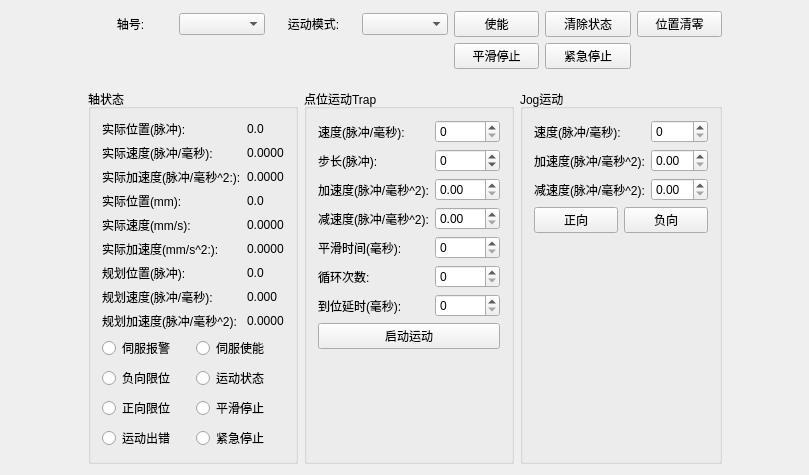
Qt form GTSSimpleController/Widget/AxisWidget.ui (whisper512/GTS) before a commit.
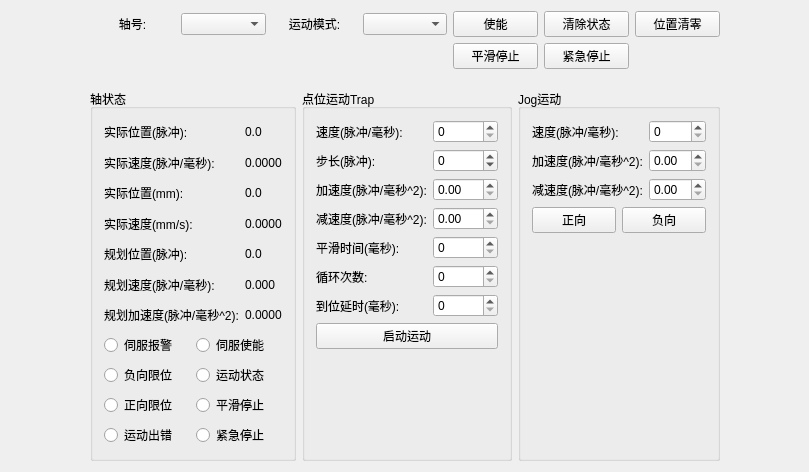
The same form after that commit.

The edit to the form file:
```diff
--- a/GTSSimpleController/Widget/AxisWidget.ui
+++ b/GTSSimpleController/Widget/AxisWidget.ui
@@ -28,19 +28,54 @@
         <item>
          <layout class="QGridLayout" name="gridLayout">
           <item row="4" column="1">
-           <widget class="QLabel" name="label_actVelData">
+           <widget class="QLabel" name="label_tgtPosData">
             <property name="text">
-             <string>0.0000</string>
+             <string>0.0</string>
             </property>
            </widget>
           </item>
-          <item row="7" column="0">
+          <item row="5" column="0">
            <widget class="QLabel" name="label_tgtVel">
             <property name="text">
              <string>规划速度(脉冲/毫秒):</string>
             </property>
            </widget>
           </item>
+          <item row="0" column="1">
+           <widget class="QLabel" name="label_actPosPluseData">
+            <property name="text">
+             <string>0.0</string>
+            </property>
+           </widget>
+          </item>
+          <item row="3" column="0">
+           <widget class="QLabel" name="label_actVel">
+            <property name="text">
+             <string>实际速度(mm/s):</string>
+            </property>
+           </widget>
+          </item>
+          <item row="2" column="1">
+           <widget class="QLabel" name="label_actPosData">
+            <property name="text">
+             <string>0.0</string>
+            </property>
+           </widget>
+          </item>
+          <item row="0" column="0">
+           <widget class="QLabel" name="label_actPlusePos">
+            <property name="text">
+             <string>实际位置(脉冲):</string>
+            </property>
+           </widget>
+          </item>
+          <item row="3" column="1">
+           <widget class="QLabel" name="label_actVelData">
+            <property name="text">
+             <string>0.0000</string>
+            </property>
+           </widget>
+          </item>
           <item row="1" column="1">
            <widget class="QLabel" name="label_actVelPluseData">
             <property name="text">
@@ -48,108 +83,45 @@
             </property>
            </widget>
           </item>
-          <item row="1" column="0">
-           <widget class="QLabel" name="label_actPluseVel">
+          <item row="4" column="0">
+           <widget class="QLabel" name="label_tgtPos">
             <property name="text">
-             <string>实际速度(脉冲/毫秒):</string>
+             <string>规划位置(脉冲):</string>
             </property>
            </widget>
           </item>
-          <item row="3" column="0">
+          <item row="2" column="0">
            <widget class="QLabel" name="label_actPos">
             <property name="text">
              <string>实际位置(mm):</string>
             </property>
            </widget>
           </item>
-          <item row="2" column="1">
-           <widget class="QLabel" name="label_actPluseAccData">
-            <property name="text">
-             <string>0.0000</string>
-            </property>
-           </widget>
-          </item>
-          <item row="0" column="1">
-           <widget class="QLabel" name="label_actPosPluseData">
-            <property name="text">
-             <string>0.0</string>
-            </property>
-           </widget>
-          </item>
-          <item row="2" column="0">
-           <widget class="QLabel" name="label_actPluseAcc">
-            <property name="text">
-             <string>实际加速度(脉冲/毫秒^2:):</string>
-            </property>
-           </widget>
-          </item>
           <item row="6" column="1">
-           <widget class="QLabel" name="label_tgtPosData">
+           <widget class="QLabel" name="label_tgtAccData">
             <property name="text">
-             <string>0.0</string>
-            </property>
-           </widget>
-          </item>
-          <item row="8" column="0">
-           <widget class="QLabel" name="label_tgtAcc">
-            <property name="text">
-             <string>规划加速度(脉冲/毫秒^2):</string>
+             <string>0.0000</string>
             </property>
            </widget>
           </item>
           <item row="5" column="1">
-           <widget class="QLabel" name="label_actAccData">
-            <property name="text">
-             <string>0.0000</string>
-            </property>
-           </widget>
-          </item>
-          <item row="5" column="0">
-           <widget class="QLabel" name="label_actVel_2">
-            <property name="text">
-             <string>实际加速度(mm/s^2:):</string>
-            </property>
-           </widget>
-          </item>
-          <item row="7" column="1">
            <widget class="QLabel" name="label_tgtVelData">
             <property name="text">
              <string>0.000</string>
             </property>
            </widget>
           </item>
-          <item row="0" column="0">
-           <widget class="QLabel" name="label_actPlusePos">
+          <item row="1" column="0">
+           <widget class="QLabel" name="label_actPluseVel">
             <property name="text">
-             <string>实际位置(脉冲):</string>
-            </property>
-           </widget>
-          </item>
-          <item row="4" column="0">
-           <widget class="QLabel" name="label_actVel">
-            <property name="text">
-             <string>实际速度(mm/s):</string>
-            </property>
-           </widget>
-          </item>
-          <item row="8" column="1">
-           <widget class="QLabel" name="label_tgtAccData">
-            <property name="text">
-             <string>0.0000</string>
-            </property>
-           </widget>
-          </item>
-          <item row="3" column="1">
-           <widget class="QLabel" name="label_actPosData">
-            <property name="text">
-             <string>0.0</string>
+             <string>实际速度(脉冲/毫秒):</string>
             </property>
            </widget>
           </item>
           <item row="6" column="0">
-           <widget class="QLabel" name="label_tgtPos">
+           <widget class="QLabel" name="label_tgtAcc">
             <property name="text">
-             <string>规划位置(脉冲):</string>
+             <string>规划加速度(脉冲/毫秒^2):</string>
             </property>
            </widget>
           </item>
```
